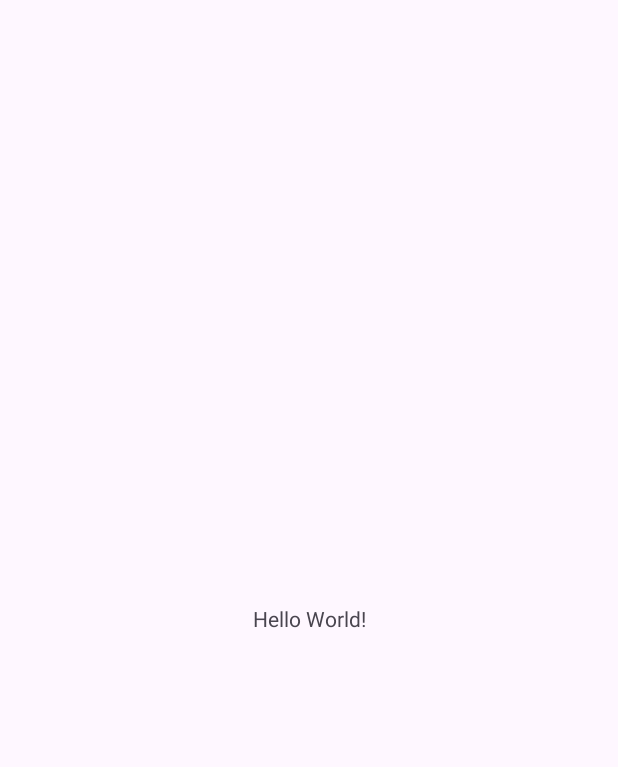
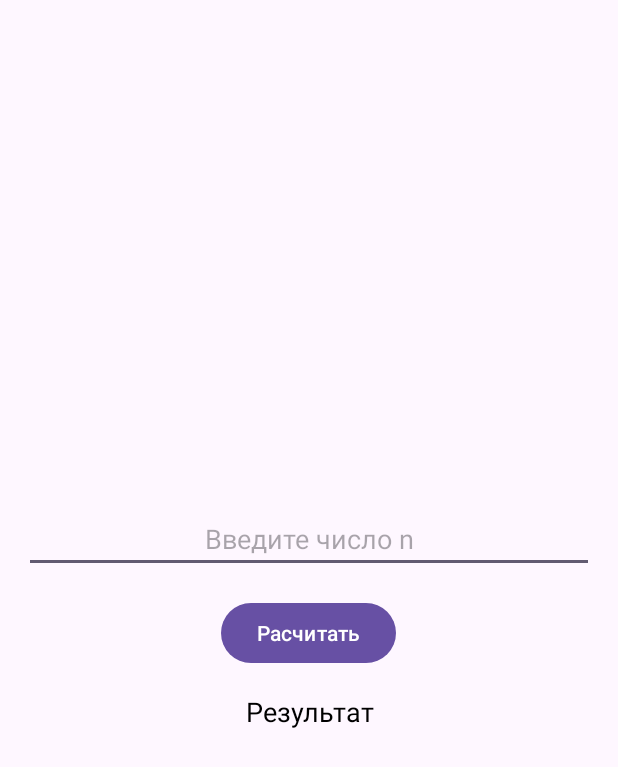
Before and after one commit to UfgtNOI/Lab2, an Android app: the screen it shows after launch (MainActivity), on a phone screen of 412 x 824 dp. Before the commit the part shown is almost empty. Shown: the top 767 px of the screen. Run offline under Robolectric (Android 15) with nearby library versions, the phone set to English and light mode, and no system bars.

Commit message:
Создание интерфейса

```diff
--- a/app/src/main/res/layout/activity_main.xml
+++ b/app/src/main/res/layout/activity_main.xml
@@ -7,13 +7,43 @@
     android:layout_height="match_parent"
     tools:context=".MainActivity">
 
-    <TextView
-        android:layout_width="wrap_content"
-        android:layout_height="wrap_content"
-        android:text="Hello World!"
-        app:layout_constraintBottom_toBottomOf="parent"
-        app:layout_constraintEnd_toEndOf="parent"
-        app:layout_constraintStart_toStartOf="parent"
-        app:layout_constraintTop_toTopOf="parent" />
+    <LinearLayout
+        xmlns:android="http://schemas.android.com/apk/res/android"
+        android:layout_width="match_parent"
+        android:layout_height="match_parent"
+        android:orientation="vertical"
+        android:padding="16dp"
+        android:gravity="center">
 
+        <!-- Поле для ввода символа -->
+        <EditText
+            android:id="@+id/inputField"
+            android:layout_width="match_parent"
+            android:layout_height="wrap_content"
+            android:hint="Введите число n"
+            android:inputType="text"
+            android:maxLines="1"
+            android:ems="10"
+            android:gravity="center" />
+
+        <!-- Кнопка проверки -->
+        <Button
+            android:id="@+id/checkButton"
+            android:layout_width="wrap_content"
+            android:layout_height="wrap_content"
+            android:text="Расчитать"
+            android:layout_marginTop="16dp" />
+
+        <!-- Поле для отображения результата -->
+        <TextView
+            android:id="@+id/resultText"
+            android:layout_width="match_parent"
+            android:layout_height="wrap_content"
+            android:layout_marginTop="16dp"
+            android:gravity="center"
+            android:text="Результат"
+            android:textSize="18sp"
+            android:textColor="#000" />
+
+    </LinearLayout>
 </androidx.constraintlayout.widget.ConstraintLayout>
```
